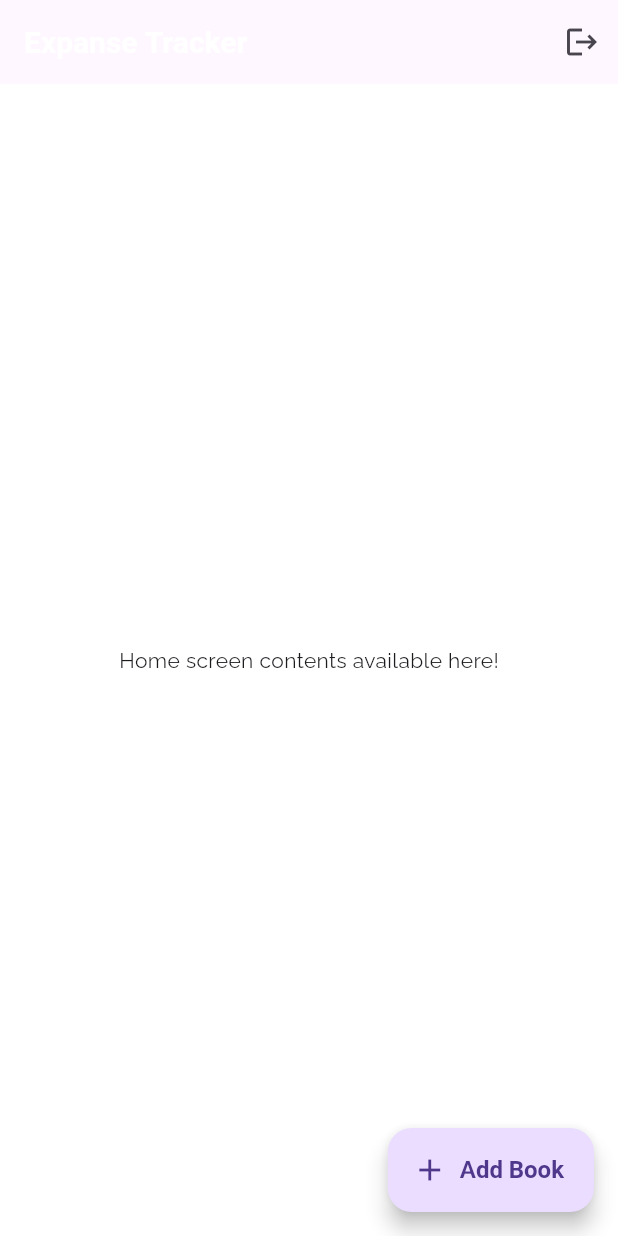
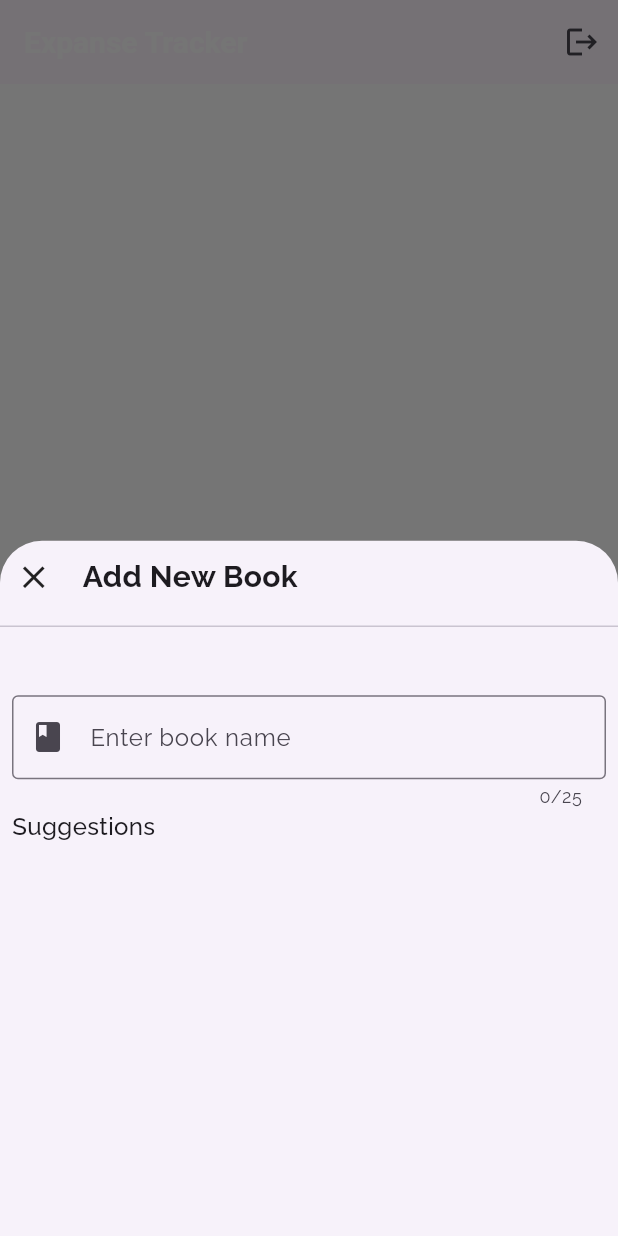
Before and after one commit to Aravindh1505/ExpanseTracker, a Flutter app: the HomeScreen screen opened directly, after a tap on "Add Book", on a phone screen of 412 x 824 dp. Run offline on Flutter 3.47's test engine with Material 2 defaults, Android fonts, the phone set to English and light mode, and no system bars; our stand-ins replace cloud_firestore, firebase_auth, firebase_core, google_fonts, pinput; missing offline and left inert: dart:ffi; accounts and stored records are empty.

Commit message:
Implemented bottom modal sheet for adding new books

```diff
--- a/lib/screens/home_screen.dart
+++ b/lib/screens/home_screen.dart
@@ -1,6 +1,7 @@
 import 'dart:io';
 
 import 'package:cloud_firestore/cloud_firestore.dart';
+import 'package:expanse_tracker/widgets/custom_widgets.dart';
 import 'package:firebase_auth/firebase_auth.dart';
 import 'package:flutter/material.dart';
 
@@ -9,12 +10,18 @@ import '../utils/constants.dart';
 import '../utils/utils.dart';
 import 'login_screen.dart';
 
-class HomeScreen extends StatelessWidget {
+class HomeScreen extends StatefulWidget {
   const HomeScreen({Key? key}) : super(key: key);
+
+  @override
+  State<HomeScreen> createState() => _HomeScreenState();
+}
+
+class _HomeScreenState extends State<HomeScreen> {
+  TextEditingController _bookController = TextEditingController();
 
   Future<void> logout(BuildContext context) async {
     FirebaseAuth.instance.signOut();
-
     Navigator.pushAndRemoveUntil<dynamic>(
       context,
       MaterialPageRoute<dynamic>(
@@ -24,28 +31,50 @@ class HomeScreen extends StatelessWidget {
     );
   }
 
-  Future<Future<DocumentReference<Map<String, dynamic>>>> add() async {
-    var userId = FirebaseAuth.instance.currentUser?.uid;
-    var mobileNumber = FirebaseAuth.instance.currentUser?.phoneNumber;
+  void add(BuildContext context) {
+    showModalBottomSheet(
+        context: context,
+        builder: (BuildContext ctx) {
+          return Column(
+            children: [
+              Padding(
+                padding: const EdgeInsets.all(10.0),
+                child: Row(
+                  children: const [
+                    Icon(Icons.close, size: 25.0),
+                    CustomSizedBox(height: 0, width: 20,),
+                    Heading('Add New Book'),
+                  ],
+                ),
+              ),
+              const Divider(),
+              Padding(
+                padding: const EdgeInsets.all(8.0),
+                child: Column(
+                  crossAxisAlignment: CrossAxisAlignment.start,
+                  children: [
+                    const CustomSizedBox(),
+                    TextField(
+                      decoration: const InputDecoration(
+                        border: OutlineInputBorder(),
+                        prefixIcon: Icon(Icons.book),
+                        label: Text('Enter book name'),
+                      ),
+                      controller: _bookController,
+                      onSubmitted: (value) => _submit,
+                      maxLength: 25,
+                      maxLines: 1,
+                    ),
+                    const TitleMedium('Suggestions'),
+                  ],
+                ),
+              )
+            ],
+          );
+        });
+  }
 
-    final data = <String, String>{
-      'userId': userId.toString(),
-      'bookName': 'January',
-      'createdAt': DateTime.now().toString()
-    };
-
-    /*return FirebaseFirestore.instance.collection('books').doc(userId).collection('book')
-        .set(data).onError((error, stackTrace) {
-      Utils.logger(stackTrace.toString());
-    });*/
-
-    return FirebaseFirestore.instance.collection('books').doc(userId).collection('userbooks').add(<String, dynamic>{
-      'userId': userId.toString(),
-      'bookName': 'January',
-      'createdAt': DateTime.now().toString(),
-      'platform': Platform.isAndroid ? 'Android' : 'iOS'
-    });
-  }
+  void _submit() {}
 
   @override
   Widget build(BuildContext context) {
@@ -64,7 +93,7 @@ class HomeScreen extends StatelessWidget {
         child: Text('Home screen contents available here!'),
       ),
       floatingActionButton: FloatingActionButton.extended(
-        onPressed: add,
+        onPressed: () => add(context),
         icon: const Icon(Icons.add),
         label: const Text('Add Book'),
       ),
--- a/lib/widgets/custom_widgets.dart
+++ b/lib/widgets/custom_widgets.dart
@@ -32,6 +32,23 @@ class Heading extends StatelessWidget {
   }
 }
 
+class TitleMedium extends StatelessWidget {
+  final String? text;
+
+  const TitleMedium(this.text, {super.key});
+
+  @override
+  Widget build(BuildContext context) {
+    return Text(
+      text!,
+      style: const TextStyle(
+        fontSize: 16.0,
+        fontWeight: FontWeight.w500,
+      ),
+    );
+  }
+}
+
 class Paragraph extends StatelessWidget {
   final String text;
   final TextAlign textAlign;
```
